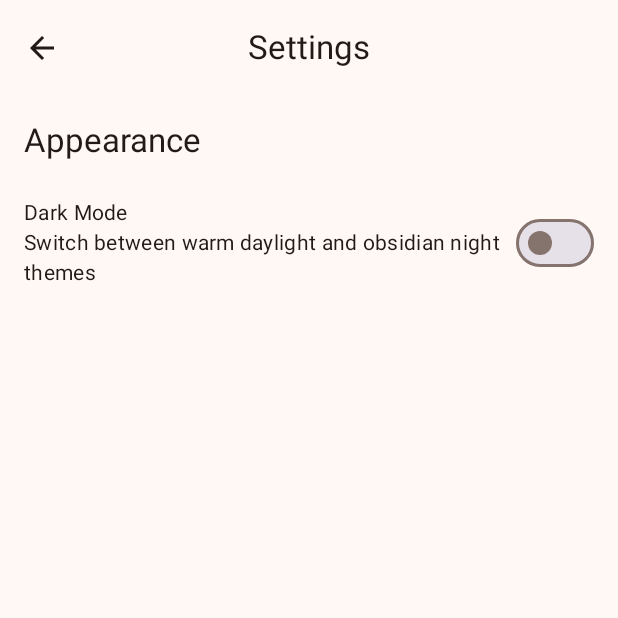
After one commit to kelvs-ricafort/AndroidCat, an Android app built with Jetpack Compose: the composable SettingsScreen shown on its own in the app's theme, on a phone screen of 412 x 824 dp, the top half of it. The commit adds this screen. Run offline under Robolectric (Android 15) with nearby library versions, the phone set to English and light mode, and no system bars.

Commit message:
Implement `SettingsScreen` UI, top app bar, and restructure screen packages
- Add `AndroidCatApp` and `AndroidCatTopAppBar` composables to support top-level navigation and conditional back button behavior.
- Implement `SettingsScreen` composable featuring dark mode preference toggle switch and light/dark theme previews.
- Relocate `ScannerScreen`, `SettingsDataStore`, and `SettingsViewModel` into `ui.screens` subpackages.
- Update back button content description string resource in `strings.xml`.

```diff
--- /dev/null
+++ b/app/src/main/java/com/kelvsricafort101/wordpress/androidcat/ui/AndroidCatApp.kt
@@ -0,0 +1,59 @@
+package com.kelvsricafort101.wordpress.androidcat.ui
+
+import androidx.compose.foundation.layout.RowScope
+import androidx.compose.material.icons.Icons
+import androidx.compose.material.icons.automirrored.filled.ArrowBack
+import androidx.compose.material3.CenterAlignedTopAppBar
+import androidx.compose.material3.Icon
+import androidx.compose.material3.IconButton
+import androidx.compose.material3.Text
+import androidx.compose.material3.TopAppBarScrollBehavior
+import androidx.compose.runtime.Composable
+import androidx.compose.ui.Modifier
+import androidx.compose.ui.res.stringResource
+import androidx.navigation.NavHostController
+import androidx.navigation.compose.rememberNavController
+import com.kelvsricafort101.wordpress.androidcat.R
+
+/**
+ * Top level composable that represents screens for the application.
+ */
+@Composable
+fun AndroidCatApp(
+    navController: NavHostController = rememberNavController()
+) {}
+
+/**
+ * App bar to display title and conditionally display the back navigation.
+ */
+@Composable
+fun AndroidCatTopAppBar(
+    title: String,
+    canNavigateBack: Boolean,
+    modifier: Modifier = Modifier,
+    scrollBehavior: TopAppBarScrollBehavior? = null,
+    navigateUp: () -> Unit = {},
+    navigationIcon: @Composable () -> Unit = {},
+    actions: @Composable RowScope.() -> Unit = {}
+) {
+    CenterAlignedTopAppBar(
+        title = { Text(title) },
+        modifier = modifier,
+        scrollBehavior = scrollBehavior,
+        navigationIcon = {
+            if (canNavigateBack) {
+                IconButton(
+                    onClick = navigateUp
+                ) {
+                    Icon(
+                        imageVector = Icons.AutoMirrored.Filled.ArrowBack,
+                        contentDescription = stringResource(R.string.back_button)
+                    )
+                }
+            } else {
+                navigationIcon()
+            }
+        },
+        actions = actions
+    )
+}
--- a/app/src/main/java/com/kelvsricafort101/wordpress/androidcat/screens/scanner/ScannerScreen.kt
+++ b/app/src/main/java/com/kelvsricafort101/wordpress/androidcat/ui/screens/scanner/ScannerScreen.kt
@@ -1,4 +1,4 @@
-package com.kelvsricafort101.wordpress.androidcat.screens.scanner
+package com.kelvsricafort101.wordpress.androidcat.ui.screens.scanner
 
 import android.content.Context
 import android.net.Uri
@@ -55,7 +55,7 @@ import coil.compose.AsyncImage
 import com.kelvsricafort101.wordpress.androidcat.R
 import com.kelvsricafort101.wordpress.androidcat.data.CatAnalysisResult
 import com.kelvsricafort101.wordpress.androidcat.data.DetectedLabel
-import com.kelvsricafort101.wordpress.androidcat.screens.ScannerUiState
+import com.kelvsricafort101.wordpress.androidcat.ui.screens.settings.ScannerUiState
 import com.kelvsricafort101.wordpress.androidcat.ui.theme.AndroidCatTheme
 import java.io.File
 
--- a/app/src/main/java/com/kelvsricafort101/wordpress/androidcat/screens/SettingsDataStore.kt
+++ b/app/src/main/java/com/kelvsricafort101/wordpress/androidcat/ui/screens/settings/SettingsDataStore.kt
@@ -1,4 +1,4 @@
-package com.kelvsricafort101.wordpress.androidcat.screens
+package com.kelvsricafort101.wordpress.androidcat.ui.screens.settings
 
 import android.content.Context
 import androidx.datastore.preferences.core.booleanPreferencesKey
--- /dev/null
+++ b/app/src/main/java/com/kelvsricafort101/wordpress/androidcat/ui/screens/settings/SettingsScreen.kt
@@ -0,0 +1,98 @@
+package com.kelvsricafort101.wordpress.androidcat.ui.screens.settings
+
+import androidx.compose.foundation.layout.Arrangement
+import androidx.compose.foundation.layout.Column
+import androidx.compose.foundation.layout.Row
+import androidx.compose.foundation.layout.fillMaxSize
+import androidx.compose.foundation.layout.fillMaxWidth
+import androidx.compose.foundation.layout.padding
+import androidx.compose.material3.MaterialTheme
+import androidx.compose.material3.Scaffold
+import androidx.compose.material3.Switch
+import androidx.compose.material3.Text
+import androidx.compose.runtime.Composable
+import androidx.compose.ui.Alignment
+import androidx.compose.ui.Modifier
+import androidx.compose.ui.res.stringResource
+import androidx.compose.ui.tooling.preview.Preview
+import androidx.compose.ui.unit.dp
+import com.kelvsricafort101.wordpress.androidcat.R
+import com.kelvsricafort101.wordpress.androidcat.ui.AndroidCatTopAppBar
+import com.kelvsricafort101.wordpress.androidcat.ui.theme.AndroidCatTheme
+
+@Composable
+fun SettingsScreen(
+    onNavigateUp: () -> Unit,
+    darkMode: Boolean,
+    onDarkModeChanged: (Boolean) -> Unit,
+    modifier: Modifier = Modifier
+) {
+    Scaffold(
+        modifier = modifier,
+        topBar = {
+            AndroidCatTopAppBar(
+                title = stringResource(R.string.nav_settings),
+                canNavigateBack = true,
+                navigateUp = onNavigateUp
+            )
+        }
+    ) { innerPadding ->
+        Column(
+            modifier = Modifier
+                .fillMaxSize()
+                .padding(innerPadding)
+                .padding(16.dp),
+            verticalArrangement = Arrangement.spacedBy(24.dp)
+        ) {
+            Text(
+                text = stringResource(R.string.settings_appearance_header),
+                style = MaterialTheme.typography.titleLarge
+            )
+            Row(
+                modifier = Modifier.fillMaxWidth(),
+                verticalAlignment = Alignment.CenterVertically
+            ) {
+                Column(
+                    modifier = Modifier.weight(1f)
+                ) {
+                    Text(
+                        text = stringResource(R.string.settings_dark_mode_title),
+                        style = MaterialTheme.typography.bodyMedium
+                    )
+                    Text(
+                        text = stringResource(R.string.settings_dark_mode_desc),
+                        style = MaterialTheme.typography.bodyMedium
+                    )
+                }
+                Switch(
+                    checked = darkMode,
+                    onCheckedChange = onDarkModeChanged
+                )
+            }
+        }
+    }
+}
+
+@Preview(showBackground = true)
+@Composable
+fun SettingsScreenPreview() {
+    AndroidCatTheme(darkTheme = false) {
+        SettingsScreen(
+            onNavigateUp = {},
+            darkMode = false,
+            onDarkModeChanged = {}
+        )
+    }
+}
+
+@Preview(showBackground = true)
+@Composable
+fun SettingsScreenDarkPreview() {
+    AndroidCatTheme(darkTheme = true) {
+        SettingsScreen(
+            onNavigateUp = {},
+            darkMode = true,
+            onDarkModeChanged = {}
+        )
+    }
+}
--- a/app/src/main/java/com/kelvsricafort101/wordpress/androidcat/screens/SettingsViewModel.kt
+++ b/app/src/main/java/com/kelvsricafort101/wordpress/androidcat/ui/screens/settings/SettingsViewModel.kt
@@ -1,4 +1,4 @@
-package com.kelvsricafort101.wordpress.androidcat.screens
+package com.kelvsricafort101.wordpress.androidcat.ui.screens.settings
 
 import android.net.Uri
 import androidx.lifecycle.ViewModel
--- a/app/src/main/res/values/strings.xml
+++ b/app/src/main/res/values/strings.xml
@@ -5,8 +5,8 @@
     <string name="nav_scanner">Cat Scanner</string>
     <string name="nav_settings">Settings</string>
     <string name="nav_about">About App</string>
-    <string name="cd_open_drawer">Open navigation drawer</string>
-    <string name="cd_back">Navigate back</string>
+    <string name="open_drawer">Open navigation drawer</string>
+    <string name="back_button">Back</string>
 
     <!-- Scanner Screen -->
     <string name="scanner_headline">Feline Vision Analyzer</string>
```
